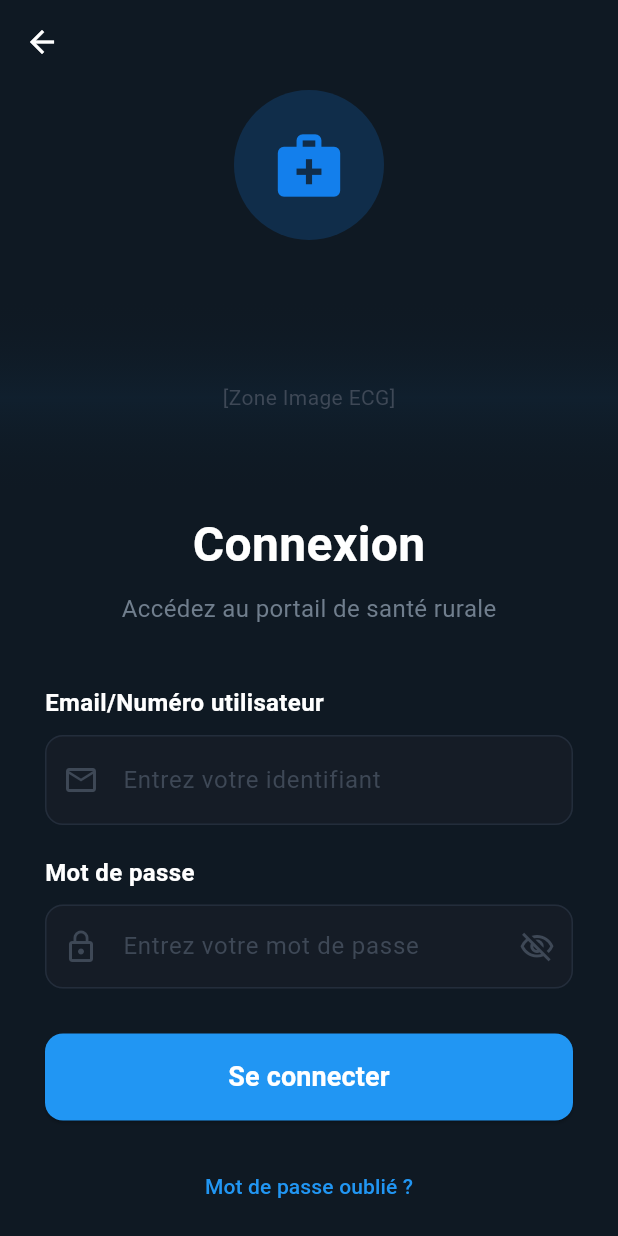
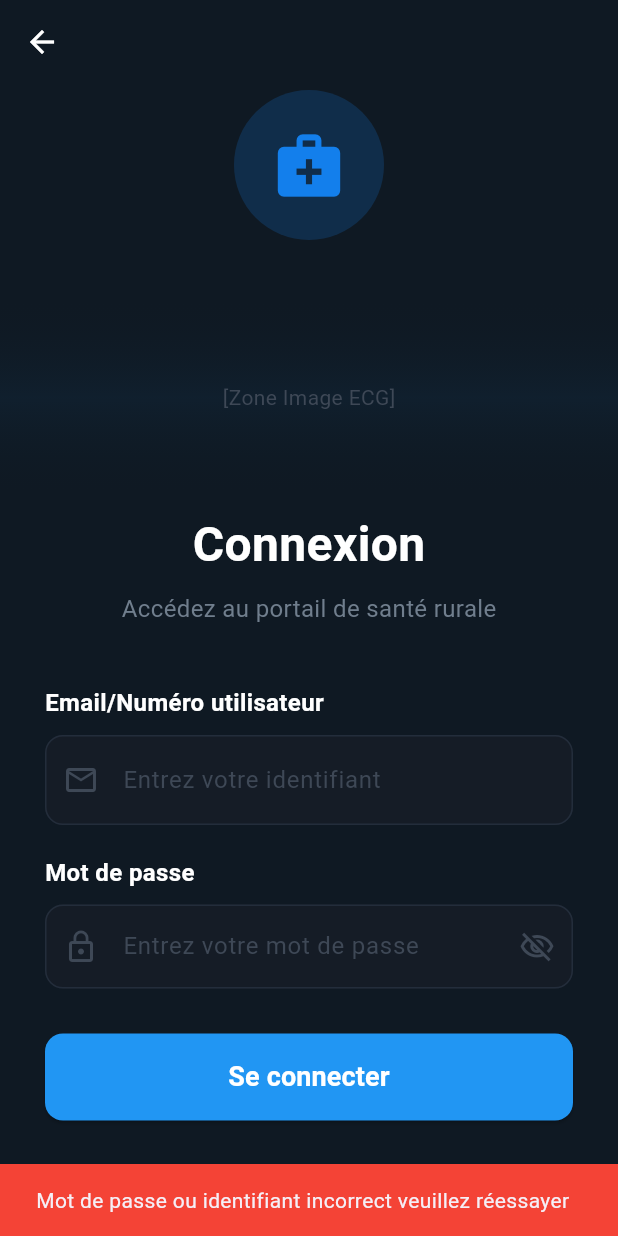
Before and after one commit to Eizrah/SanteMada, a Flutter app: the Login screen opened directly, after a tap on "Se connecter", on a phone screen of 412 x 824 dp. Run offline on Flutter 3.47's test engine with Material 3 defaults, Android fonts, the phone set to English and light mode, and no system bars.

Commit message:
v1.0.0 interface user complet

```diff
--- a/mobile/sante_mada/lib/acceuil_login/login/Login.dart
+++ b/mobile/sante_mada/lib/acceuil_login/login/Login.dart
@@ -1,5 +1,8 @@
 import 'package:flutter/material.dart';
+import 'package:sante_mada/acceuil_login/mdp_forget/ForgetMdp.dart';
 import 'package:sante_mada/classes/widgetUtil.dart';
+import 'package:sante_mada/navbar/NavBar.dart';
+// import 'package:sante_mada/new_patient/AddPatient.dart';
 
 class Login extends StatefulWidget {
   const Login({super.key});
@@ -30,10 +33,7 @@ class _LoginState extends State<Login> {
         elevation: 0,
         leading: IconButton(
           icon: const Icon(Icons.arrow_back, color: Colors.white),
-          //onPressed: () => Navigator.of(context).pop(),
-          onPressed: () {
-            debugPrint(" bouton retour cliquer");
-          },
+          onPressed: () => Navigator.of(context).pop(),
         ),
       ),
       extendBodyBehindAppBar: true,
@@ -108,7 +108,8 @@ class _LoginState extends State<Login> {
                     label: "Email/Numéro utilisateur",
                     hint: "Entrez votre identifiant",
                     icon: Icons.email_outlined,
-                    controller: _identifiantController, keyboardType: TextInputType.emailAddress,
+                    controller: _identifiantController,
+                    keyboardType: TextInputType.emailAddress,
                   ),
                   const SizedBox(height: 20),
 
@@ -133,6 +134,27 @@ class _LoginState extends State<Login> {
                         debugPrint(" bouton Se connecter cliquer");
                         debugPrint(" Identifiant: $identifiant");
                         debugPrint(" Mot de passe: $motDePasse");
+                        if (identifiant.isNotEmpty &&
+                            motDePasse.isNotEmpty &&
+                            identifiant == "admin" &&
+                            motDePasse == "admin") {
+                          //navigue vers la page d'accueil
+                          Navigator.push(
+                            context,
+                            MaterialPageRoute(
+                              builder: (context) => const MainNavigation(),
+                            ),
+                          );
+                        } else {
+                          ScaffoldMessenger.of(context).showSnackBar(
+                            const SnackBar(
+                              content: Text(
+                                "Mot de passe ou identifiant incorrect veuillez réessayer",
+                              ),
+                              backgroundColor: Colors.red,
+                            ),
+                          );
+                        }
                       },
                       style: ElevatedButton.styleFrom(
                         backgroundColor: const Color(0xFF2196F3),
@@ -155,6 +177,12 @@ class _LoginState extends State<Login> {
                   TextButton(
                     onPressed: () {
                       debugPrint(" bouton Mot de passe oublié cliquer");
+                      Navigator.push(
+                        context,
+                        MaterialPageRoute(
+                          builder: (context) => const ForgetMdp(),
+                        ),
+                      );
                     },
                     child: const Text(
                       "Mot de passe oublié ?",
--- a/mobile/sante_mada/lib/acceuil_login/mdp_forget/NewMdp.dart
+++ b/mobile/sante_mada/lib/acceuil_login/mdp_forget/NewMdp.dart
@@ -1,4 +1,5 @@
 import 'package:flutter/material.dart';
+import 'package:sante_mada/acceuil_login/login/Login.dart';
 import 'package:sante_mada/classes/widgetUtil.dart';
 
 class NewMdp extends StatefulWidget {
@@ -161,6 +162,7 @@ class _NewMdp extends State<NewMdp> {
                           backgroundColor: const Color(0xFF2196F3),
                         ),
                       );
+                      Navigator.push(context, MaterialPageRoute(builder: (context) => const Login()));
                     } else {
                       ScaffoldMessenger.of(context).showSnackBar(
                         const SnackBar(
--- a/mobile/sante_mada/lib/acceuil_login/mdp_forget/VerificationCode.dart
+++ b/mobile/sante_mada/lib/acceuil_login/mdp_forget/VerificationCode.dart
@@ -1,4 +1,5 @@
 import 'package:flutter/material.dart';
+import 'package:sante_mada/acceuil_login/mdp_forget/NewMdp.dart';
 import 'package:sante_mada/classes/widgetUtil.dart';
 
 class VerificationCode extends StatefulWidget {
@@ -150,6 +151,9 @@ class _VerificationCode extends State<VerificationCode> {
                           backgroundColor: const Color(0xFF2196F3),
                         ),
                       );
+                      Navigator.push(context,
+                      MaterialPageRoute(builder: (context) => const NewMdp()),
+                      );
                     } else {
                       ScaffoldMessenger.of(context).showSnackBar(
                         const SnackBar(
```
Also changed, not shown: mobile/sante_mada/lib/Demande_Special/DemandeSpecial.dart (+7 -10 lines), mobile/sante_mada/lib/acceuil_login/acceuil/acceuil.dart (+19 -5 lines), mobile/sante_mada/lib/acceuil_login/inscription/Inscription.dart (+7 -4 lines), mobile/sante_mada/lib/acceuil_login/mdp_forget/ForgetMdp.dart (+8 -2 lines), mobile/sante_mada/lib/feedback_doctor/FeedBackDoctor.dart (+11 -14 lines), mobile/sante_mada/lib/main.dart (+5 -5 lines), mobile/sante_mada/lib/new_patient/AddPatient.dart (+1 -6 lines), mobile/sante_mada/lib/patient_consultation/PatientConsultation.dart (+11 -14 lines), mobile/sante_mada/lib/setting_AC/SettingAC.dart (+47 -4 lines).
